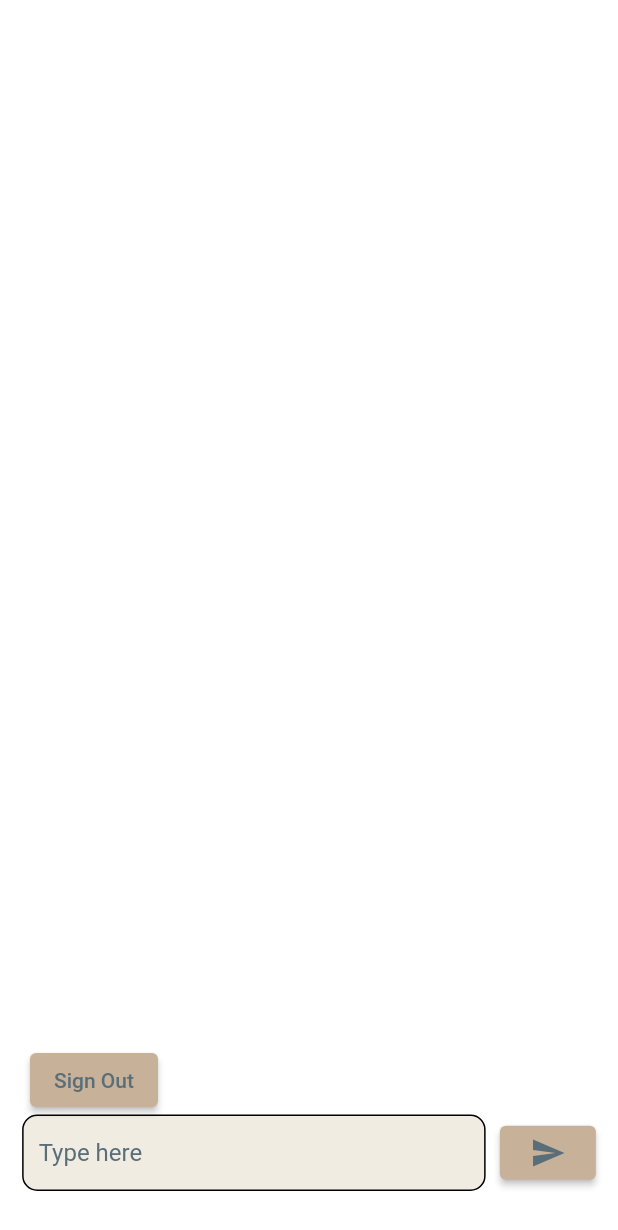
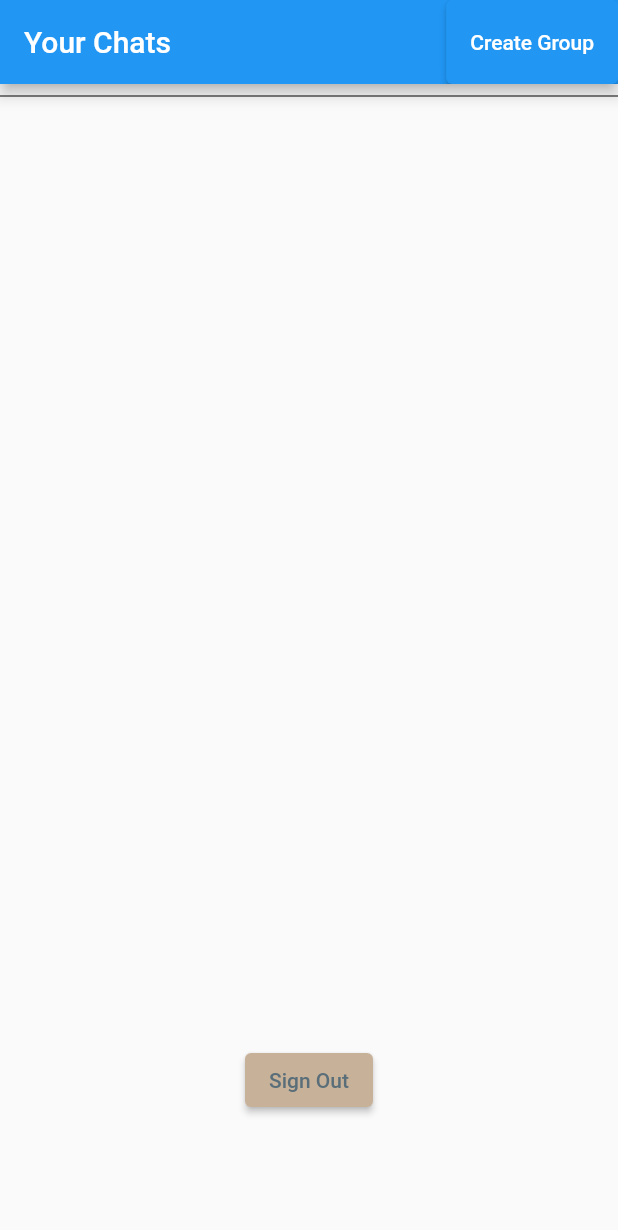
Before and after one commit to shoebum-goyell/chat_app, a Flutter app: the screen it shows once a user with an empty profile is signed in, on a phone screen of 412 x 824 dp. Shown: the top 1230 px of the screen. Run offline on Flutter 3.47's test engine with Material 2 defaults, Android fonts, the phone set to English and light mode, and no system bars; our stand-ins replace cloud_firestore, firebase_auth, firebase_core; accounts and stored records are empty.

Commit message:
show only groups user is part of

```diff
--- a/lib/chat_screen.dart
+++ b/lib/chat_screen.dart
@@ -4,9 +4,10 @@ import 'package:flutter/material.dart';
 import 'package:firebase_auth/firebase_auth.dart';
 
 class ChatScreen extends StatefulWidget {
-  const ChatScreen({this.uid, Key? key}) : super(key: key);
+  const ChatScreen({this.uid,this.gid, Key? key}) : super(key: key);
 
   final String? uid;
+  final String? gid;
 
   @override
   State<ChatScreen> createState() => _ChatScreenState();
@@ -15,6 +16,7 @@ class ChatScreen extends StatefulWidget {
 class _ChatScreenState extends State<ChatScreen> {
   final textController = TextEditingController();
   var username = "";
+  List<Widget> lis = [];
 
   @override
   void initState() {
@@ -26,18 +28,21 @@ class _ChatScreenState extends State<ChatScreen> {
   Widget build(BuildContext context) {
     return Scaffold(
       backgroundColor: Colors.white,
-      body: SafeArea(
-        child: Stack(
+      body: Stack(
           children: [
             StreamBuilder<List<Message>>(
               stream: readChats(),
               builder: (context, snapshot) {
                 if (snapshot.hasData) {
                   final texts = snapshot.data!;
-                  return ListView(
-                    children: buildTexts(texts),
+                  return Padding(
+                    padding: const EdgeInsets.only(bottom: 150.0),
+                    child: ListView(
+                      children: buildTexts(texts),
+                    ),
                   );
                 } else {
+                  print("hello");
                   return Text("");
                 }
               },
@@ -95,42 +100,19 @@ class _ChatScreenState extends State<ChatScreen> {
                 ),
               ),
             ),
-            Padding(
-              padding:
-              const EdgeInsets.symmetric(vertical: 80.0, horizontal: 20.0),
-              child: Align(
-                alignment: Alignment.bottomLeft,
-                child: ElevatedButton(
-                    style: ButtonStyle(
-                        backgroundColor:
-                        MaterialStateProperty.all(Color(0xffC7B198))),
-                    onPressed: () {
-                      _signOut();
-                    },
-                    child: Container(
-                        child: const Text(
-                          "Sign Out",
-                          style: TextStyle(color: Color(0xff596E79)),
-                        ))),
-              ),
-            ),
           ],
         ),
-      ),
     );
   }
 
   createMessage({required String text, required String uid}) async {
     final chatsDocu = FirebaseFirestore.instance.collection('chats').doc();
     final message = Message(
-        id: chatsDocu.id, senderId: uid, text: text, timestamp: DateTime.now(), username: username, groupId: "");
+        id: chatsDocu.id, senderId: uid, text: text, timestamp: DateTime.now(), username: username, groupId: widget.gid!);
     final json = message.toJson();
     await chatsDocu.set(json);
   }
 
-  Future<void> _signOut() async {
-    await FirebaseAuth.instance.signOut();
-  }
 
   List<Widget> buildTexts(List<Message> texts) {
     List<Widget> lis = [];
@@ -148,6 +130,7 @@ class _ChatScreenState extends State<ChatScreen> {
         ),
       ));
     }
+
     return lis;
   }
 
@@ -161,8 +144,13 @@ class _ChatScreenState extends State<ChatScreen> {
 
   Stream<List<Message>> readChats() => FirebaseFirestore.instance
       .collection('chats')
-      .orderBy('timestamp')
+      .where("groupId", isEqualTo: widget.gid)
       .snapshots()
-      .map((snapshot) =>
-          snapshot.docs.map((doc) => Message.fromJson(doc.data())).toList());
+      .map((snapshot) {
+          var a = snapshot.docs.map((doc) => Message.fromJson(doc.data())).toList();
+          a.sort((a, b) {
+                return a.timestamp.compareTo(b.timestamp);
+              });
+         return a;
+      });
 }
--- /dev/null
+++ b/lib/home_screen.dart
@@ -0,0 +1,125 @@
+import 'package:chat_app/chat_screen.dart';
+import 'package:chat_app/create_group_screen.dart';
+import 'package:chat_app/models.dart';
+import 'package:cloud_firestore/cloud_firestore.dart';
+import 'package:firebase_auth/firebase_auth.dart';
+import 'package:flutter/material.dart';
+
+class HomeScreen extends StatefulWidget {
+  const HomeScreen({this.uid, Key? key}) : super(key: key);
+
+  final String? uid;
+
+  @override
+  State<HomeScreen> createState() => _HomeScreenState();
+}
+
+class _HomeScreenState extends State<HomeScreen> {
+  @override
+  Widget build(BuildContext context) {
+    return Scaffold(
+        appBar: AppBar(
+          title: Text("Your Chats"),
+          actions: [
+            ElevatedButton(
+                style: ButtonStyle(
+                    backgroundColor:
+                    MaterialStateProperty.all(Colors.blue)),
+                onPressed: () {
+                  Navigator.push(
+                    context,
+                    MaterialPageRoute(
+                        builder: (context) => CreateGroupScreen()),
+                  );
+                },
+                child: Container(
+                    child: const Text(
+                      "Create Group",
+                      style: TextStyle(color: Colors.white),
+                    ))),
+          ],
+        ),
+        body: Stack(
+          children: [
+            StreamBuilder<List<Group>>(
+              stream: readGroups(),
+              builder: (context, snapshot) {
+                if (snapshot.hasData) {
+
+                  final groups = snapshot.data!;
+                  return Padding(
+                    padding: const EdgeInsets.only(bottom: 150.0),
+                    child: ListView(
+                      children: buildGroups(groups),
+                    ),
+                  );
+                } else {
+                  print(widget.uid);
+                  return Text("");
+                }
+              },
+            ),
+            Padding(
+              padding:
+              const EdgeInsets.symmetric(vertical: 80.0, horizontal: 20.0),
+              child: Align(
+                alignment: Alignment.bottomCenter,
+                child: ElevatedButton(
+                    style: ButtonStyle(
+                        backgroundColor:
+                        MaterialStateProperty.all(Color(0xffC7B198))),
+                    onPressed: () {
+                      _signOut();
+                    },
+                    child: Container(
+                        child: const Text(
+                          "Sign Out",
+                          style: TextStyle(color: Color(0xff596E79)),
+                        ))),
+              ),
+            ),
+          ],
+        )
+    );
+  }
+
+  List<Widget> buildGroups(List<Group> texts) {
+    List<Widget> lis = [Divider(
+        color: Colors.black
+    )];
+    for (int i = 0; i < texts.length; i++) {
+      lis.add(Padding(
+        padding: const EdgeInsets.symmetric(horizontal: 10, vertical: 20),
+        child:
+            GestureDetector(child: Row(
+              children: [
+                Text(texts[i].groupName),
+              ],
+            ),
+              onTap:() {
+                Navigator.push(
+                  context,
+                  MaterialPageRoute(
+                      builder: (context) => ChatScreen(uid: widget.uid, gid: texts[i].id,)),
+                );},
+        ),
+      ));
+      lis.add(Divider(
+          color: Colors.black
+      ));
+    }
+    return lis;
+  }
+
+  Future<void> _signOut() async {
+    await FirebaseAuth.instance.signOut();
+  }
+
+
+  Stream<List<Group>> readGroups() => FirebaseFirestore.instance
+      .collection('groups')
+      .where('users', arrayContains: widget.uid)
+      .snapshots()
+      .map((snapshot) =>
+      snapshot.docs.map((doc) => Group.fromJson(doc.data())).toList());
+}
--- a/lib/main.dart
+++ b/lib/main.dart
@@ -1,4 +1,5 @@
 import 'package:chat_app/chat_screen.dart';
+import 'package:chat_app/home_screen.dart';
 import 'package:chat_app/login_screen.dart';
 import 'package:firebase_auth/firebase_auth.dart';
 import 'package:flutter/material.dart';
@@ -26,7 +27,7 @@ class MyApp extends StatelessWidget {
         stream: FirebaseAuth.instance.authStateChanges(),
         builder: (context, snapshot) {
           if(snapshot.hasData){
-            return ChatScreen(uid: FirebaseAuth.instance.currentUser!.uid,);
+            return HomeScreen(uid: FirebaseAuth.instance.currentUser!.uid,);
           }
           else{
             return LoginScreen();
--- a/lib/models.dart
+++ b/lib/models.dart
@@ -37,22 +37,42 @@ class Message {
 class UserObj {
   String uid;
   final String username;
-  final List<String> groups;
 
   UserObj({
     this.uid = '',
     required this.username,
-    required this.groups,
   });
 
   Map<String, dynamic> toJson() => {
         'uid': uid,
         'username': username,
-        'groups': groups,
       };
 
   static UserObj fromJson(Map<String, dynamic> json) => UserObj(
       uid: json['uid'],
-      username: json['username'],
-      groups: json['groups']);
+      username: json['username']); //won't work because of some issue, converting to list needs to be done
 }
+
+class Group {
+  String id;
+  final String groupName;
+  final List<String> users;
+
+  Group({
+    this.id = '',
+    required this.groupName,
+    required this.users
+  });
+
+  Map<String, dynamic> toJson() => {
+    'id': id,
+    'groupName': groupName,
+    'users' : users
+  };
+
+  static Group fromJson(Map<String, dynamic> json) => Group(
+      id: json['id'],
+      groupName: json['groupName'],
+      users: List<String>.from(json['users'])
+  );
+}
--- a/lib/signup_screen.dart
+++ b/lib/signup_screen.dart
@@ -142,7 +142,7 @@ class _SignUpScreenState extends State<SignUpScreen> {
         await FirebaseAuth.instance.createUserWithEmailAndPassword(email: emailId.trim(), password: password.trim());
         final chatsDocu = FirebaseFirestore.instance.collection('users').doc(FirebaseAuth.instance.currentUser!.uid);
         final user = UserObj(
-            uid: FirebaseAuth.instance.currentUser!.uid, username: username, groups: []);
+            uid: FirebaseAuth.instance.currentUser!.uid, username: username);
         final json = user.toJson();
         await chatsDocu.set(json);
         ScaffoldMessenger.of(context)
```
Also changed, not shown: lib/create_group_screen.dart (added, +86 -0 lines).
